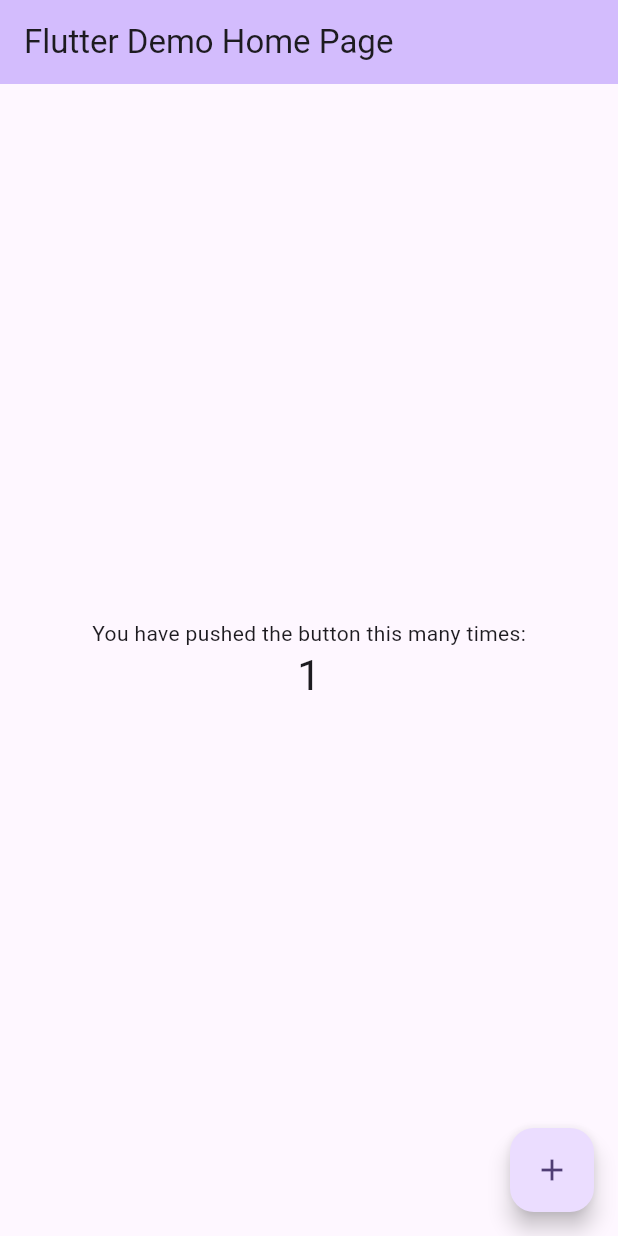
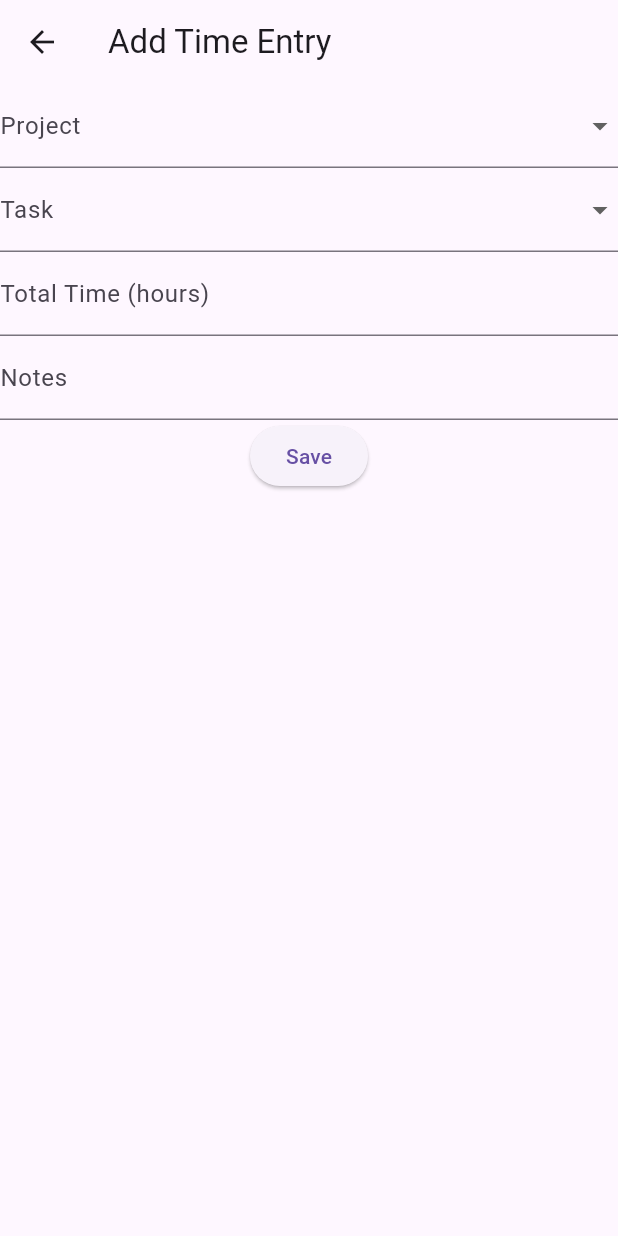
Before and after one commit to finesse-codes/time_tracker_app, a Flutter app: the screen it shows after launch, after a tap on the "add" icon, on a phone screen of 412 x 824 dp. Run offline on Flutter 3.47's test engine with Material 3 defaults, Android fonts, the phone set to English and light mode, and no system bars; our stand-ins replace localstorage.

Commit message:
create time entry

```diff
--- /dev/null
+++ b/devtools_options.yaml
@@ -0,0 +1,3 @@
+description: This file stores settings for Dart & Flutter DevTools.
+documentation: https://docs.flutter.dev/tools/devtools/extensions#configure-extension-enablement-states
+extensions:
--- a/lib/main.dart
+++ b/lib/main.dart
@@ -1,122 +1,33 @@
 import 'package:flutter/material.dart';
+import 'package:time_tracker/screens/home_screen.dart';
+import 'package:localstorage/localstorage.dart';
+import 'provider/time_entry_provider.dart';
+import 'package:provider/provider.dart';
 
-void main() {
-  runApp(const MyApp());
+late final ValueNotifier<int> notifier;
+
+Future<void> main() async {
+  WidgetsFlutterBinding.ensureInitialized();
+  await initLocalStorage();
+  runApp(MyApp(localStorage: localStorage));
 }
 
 class MyApp extends StatelessWidget {
-  const MyApp({super.key});
+  final LocalStorage localStorage;
+  const MyApp({super.key, required this.localStorage});
 
   // This widget is the root of your application.
   @override
   Widget build(BuildContext context) {
-    return MaterialApp(
-      title: 'Flutter Demo',
-      theme: ThemeData(
-        // This is the theme of your application.
-        //
-        // TRY THIS: Try running your application with "flutter run". You'll see
-        // the application has a purple toolbar. Then, without quitting the app,
-        // try changing the seedColor in the colorScheme below to Colors.green
-        // and then invoke "hot reload" (save your changes or press the "hot
-        // reload" button in a Flutter-supported IDE, or press "r" if you used
-        // the command line to start the app).
-        //
-        // Notice that the counter didn't reset back to zero; the application
-        // state is not lost during the reload. To reset the state, use hot
-        // restart instead.
-        //
-        // This works for code too, not just values: Most code changes can be
-        // tested with just a hot reload.
-        colorScheme: ColorScheme.fromSeed(seedColor: Colors.deepPurple),
+    // wrap the materialApp with the ChangeNotifierProvider
+    return ChangeNotifierProvider<TimeEntryProvider>(
+      create: (_) => TimeEntryProvider(storage: localStorage),
+      child: MaterialApp(
+        debugShowCheckedModeBanner: false,
+        title: 'Time Tracker',
+        theme: ThemeData(primarySwatch: Colors.blue),
+        home: HomeScreen(),
       ),
-      home: const MyHomePage(title: 'Flutter Demo Home Page'),
     );
   }
 }
-
-class MyHomePage extends StatefulWidget {
-  const MyHomePage({super.key, required this.title});
-
-  // This widget is the home page of your application. It is stateful, meaning
-  // that it has a State object (defined below) that contains fields that affect
-  // how it looks.
-
-  // This class is the configuration for the state. It holds the values (in this
-  // case the title) provided by the parent (in this case the App widget) and
-  // used by the build method of the State. Fields in a Widget subclass are
-  // always marked "final".
-
-  final String title;
-
-  @override
-  State<MyHomePage> createState() => _MyHomePageState();
-}
-
-class _MyHomePageState extends State<MyHomePage> {
-  int _counter = 0;
-
-  void _incrementCounter() {
-    setState(() {
-      // This call to setState tells the Flutter framework that something has
-      // changed in this State, which causes it to rerun the build method below
-      // so that the display can reflect the updated values. If we changed
-      // _counter without calling setState(), then the build method would not be
-      // called again, and so nothing would appear to happen.
-      _counter++;
-    });
-  }
-
-  @override
-  Widget build(BuildContext context) {
-    // This method is rerun every time setState is called, for instance as done
-    // by the _incrementCounter method above.
-    //
-    // The Flutter framework has been optimized to make rerunning build methods
-    // fast, so that you can just rebuild anything that needs updating rather
-    // than having to individually change instances of widgets.
-    return Scaffold(
-      appBar: AppBar(
-        // TRY THIS: Try changing the color here to a specific color (to
-        // Colors.amber, perhaps?) and trigger a hot reload to see the AppBar
-        // change color while the other colors stay the same.
-        backgroundColor: Theme.of(context).colorScheme.inversePrimary,
-        // Here we take the value from the MyHomePage object that was created by
-        // the App.build method, and use it to set our appbar title.
-        title: Text(widget.title),
-      ),
-      body: Center(
-        // Center is a layout widget. It takes a single child and positions it
-        // in the middle of the parent.
-        child: Column(
-          // Column is also a layout widget. It takes a list of children and
-          // arranges them vertically. By default, it sizes itself to fit its
-          // children horizontally, and tries to be as tall as its parent.
-          //
-          // Column has various properties to control how it sizes itself and
-          // how it positions its children. Here we use mainAxisAlignment to
-          // center the children vertically; the main axis here is the vertical
-          // axis because Columns are vertical (the cross axis would be
-          // horizontal).
-          //
-          // TRY THIS: Invoke "debug painting" (choose the "Toggle Debug Paint"
-          // action in the IDE, or press "p" in the console), to see the
-          // wireframe for each widget.
-          mainAxisAlignment: MainAxisAlignment.center,
-          children: <Widget>[
-            const Text('You have pushed the button this many times:'),
-            Text(
-              '$_counter',
-              style: Theme.of(context).textTheme.headlineMedium,
-            ),
-          ],
-        ),
-      ),
-      floatingActionButton: FloatingActionButton(
-        onPressed: _incrementCounter,
-        tooltip: 'Increment',
-        child: const Icon(Icons.add),
-      ), // This trailing comma makes auto-formatting nicer for build methods.
-    );
-  }
-}
--- /dev/null
+++ b/lib/screens/home_screen.dart
@@ -0,0 +1,43 @@
+import 'package:flutter/material.dart';
+import 'package:provider/provider.dart';
+import 'package:time_tracker/screens/time_entry_screen.dart';
+import '../provider/time_entry_provider.dart';
+
+class HomeScreen extends StatelessWidget {
+  const HomeScreen({super.key});
+  @override
+  Widget build(BuildContext context) {
+    return Scaffold(
+      appBar: AppBar(title: Text('Time Entries')),
+      body: Consumer<TimeEntryProvider>(
+        builder: (context, provider, child) {
+          return ListView.builder(
+            itemCount: provider.entries.length,
+            itemBuilder: (context, index) {
+              final entry = provider.entries[index];
+              return ListTile(
+                title: Text('${entry.projectId} - ${entry.totalTime} hours'),
+                subtitle: Text(
+                  '${entry.date.toString()} - Notes: ${entry.notes}',
+                ),
+                onTap: () {
+                  // do something - detailed view or edit view
+                },
+              );
+            },
+          );
+        },
+      ),
+      floatingActionButton: FloatingActionButton(
+        onPressed: () {
+          Navigator.push(
+            context,
+            MaterialPageRoute(builder: (context) => AddTimeEntryScreen()),
+          );
+        },
+        tooltip: 'Add Time Entry',
+        child: Icon(Icons.add),
+      ),
+    );
+  }
+}
--- /dev/null
+++ b/lib/screens/time_entry_screen.dart
@@ -0,0 +1,108 @@
+import 'package:flutter/material.dart';
+import 'package:provider/provider.dart';
+import '../models/time_model.dart';
+import '../provider/time_entry_provider.dart';
+
+class AddTimeEntryScreen extends StatefulWidget {
+  const AddTimeEntryScreen({super.key});
+  @override
+  State<AddTimeEntryScreen> createState() => _AddTimeEntryScreenState();
+}
+
+class _AddTimeEntryScreenState extends State<AddTimeEntryScreen> {
+  final _formKey = GlobalKey<FormState>();
+  String? projectId; // allow null
+  String? taskId; // allow null
+  double totalTime = 0.0;
+  DateTime date = DateTime.now();
+  String notes = '';
+
+  @override
+  Widget build(BuildContext context) {
+    return Scaffold(
+      appBar: AppBar(title: Text('Add Time Entry')),
+      body: Form(
+        key: _formKey,
+        child: Column(
+          children: <Widget>[
+            DropdownButtonFormField<String>(
+              initialValue: projectId,
+              items: <String>['project 1', 'project 2', 'project 3']
+                  .map(
+                    (option) =>
+                        DropdownMenuItem(value: option, child: Text(option)),
+                  )
+                  .toList(),
+              onChanged: (String? newValue) {
+                setState(() {
+                  projectId = newValue!;
+                });
+              },
+              decoration: InputDecoration(labelText: 'Project'),
+            ),
+            DropdownButtonFormField<String>(
+              initialValue: taskId,
+              items: <String>['task 1', 'task 2', 'task 3']
+                  .map(
+                    (option) =>
+                        DropdownMenuItem(value: option, child: Text(option)),
+                  )
+                  .toList(),
+              onChanged: (String? newValue) {
+                setState(() {
+                  taskId = newValue!;
+                });
+              },
+              decoration: InputDecoration(labelText: 'Task'),
+            ),
+            TextFormField(
+              decoration: InputDecoration(labelText: 'Total Time (hours)'),
+              keyboardType: TextInputType.numberWithOptions(decimal: true),
+              validator: (value) {
+                if (value == null || value.isEmpty) {
+                  return 'Please enter total time';
+                }
+                if (double.tryParse(value) == null) {
+                  return 'Please enter a valid number';
+                }
+                return null;
+              },
+              onSaved: (value) => totalTime = double.parse(value!),
+            ),
+            TextFormField(
+              decoration: InputDecoration(labelText: 'Notes'),
+              validator: (value) {
+                if (value == null || value.isEmpty) {
+                  return 'Please enter some notes';
+                }
+                return null;
+              },
+            ),
+            ElevatedButton(
+              onPressed: () {
+                if (_formKey.currentState!.validate()) {
+                  _formKey.currentState!.save();
+                }
+                Provider.of<TimeEntryProvider>(
+                  context,
+                  listen: false,
+                ).addTimeEntry(
+                  TimeEntry(
+                    id: DateTime.now().toString(),
+                    projectId: projectId ?? 'Unknonw project',
+                    taskId: taskId ?? 'unknown task',
+                    totalTime: totalTime,
+                    date: date,
+                    notes: notes,
+                  ),
+                );
+                Navigator.pop(context);
+              },
+              child: Text('Save'),
+            ),
+          ],
+        ),
+      ),
+    );
+  }
+}
```
Also changed, not shown: lib/provider/time_entry_provider.dart (renamed from lib/provider/project_task_provider.dart), 4 other files.
